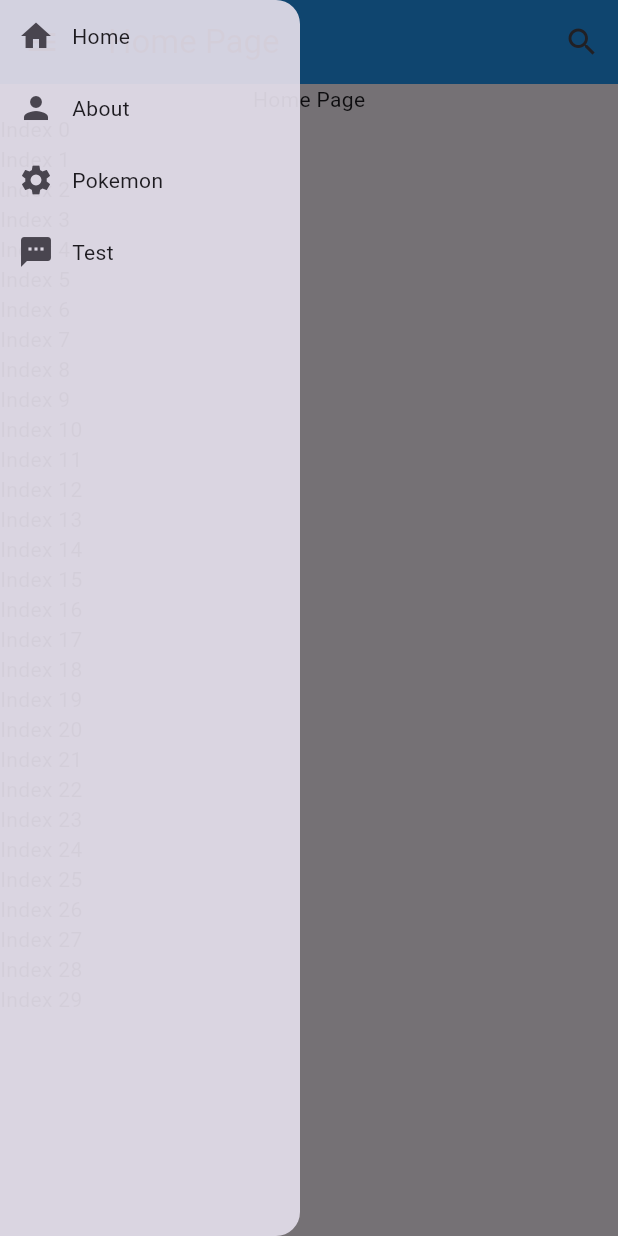
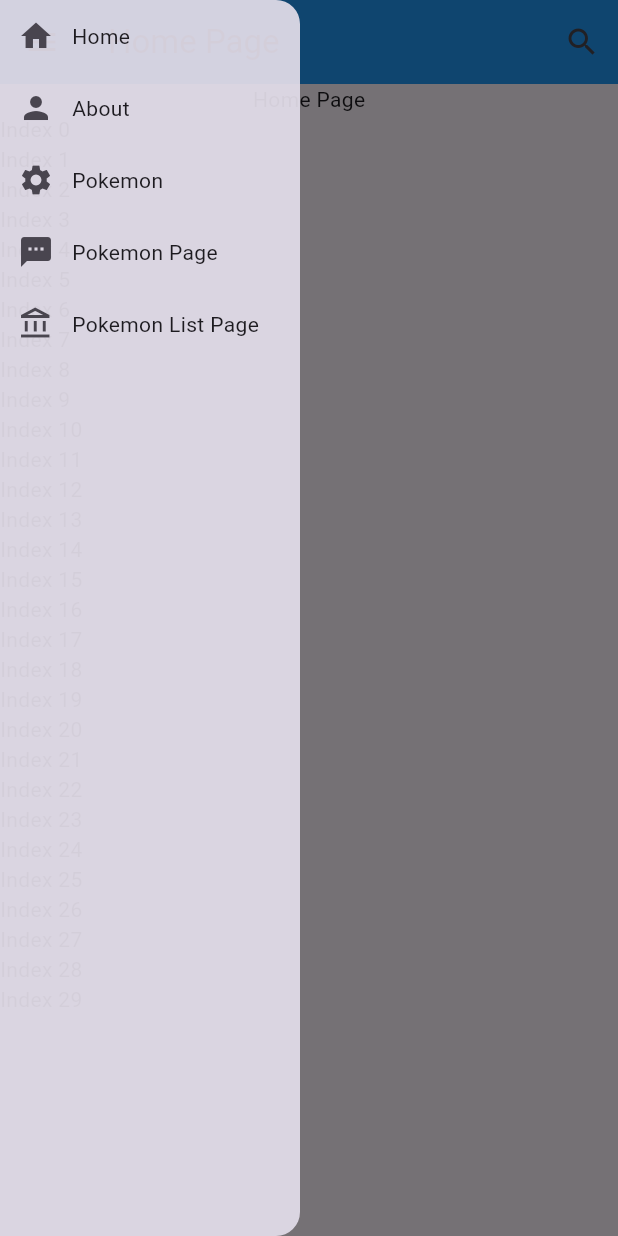
Before and after one commit to alfhagamma/flutter, a Flutter app: the screen it shows after launch, with the side drawer open, on a phone screen of 412 x 824 dp. Run offline on Flutter 3.47's test engine with Material 3 defaults, Android fonts, the phone set to English and light mode, and no system bars; network calls fail.

Commit message:
Learning about flutter exercises

```diff
--- /dev/null
+++ b/devtools_options.yaml
@@ -0,0 +1,3 @@
+description: This file stores settings for Dart & Flutter DevTools.
+documentation: https://docs.flutter.dev/tools/devtools/extensions#configure-extension-enablement-states
+extensions:
--- a/lib/main.dart
+++ b/lib/main.dart
@@ -1,14 +1,38 @@
 import 'package:flutter/material.dart';
-import 'package:project04/model/pokemon.dart';
-import 'package:project04/pages/test_page.dart';
+import 'package:provider/provider.dart';
+
 import 'pages/about_page.dart';
 import 'pages/home_page.dart';
+import 'pages/pokemon_list_page.dart';
+import 'pages/pokemon_page.dart';
+
+import 'services/pokemon_list_services.dart';
+
+import 'model/pokemon.dart';
 
 void main(){
-  runApp(const MyApp());
+  runApp(const AppState());
 }
 
+class AppState extends StatelessWidget {
+
+  const AppState({super.key});
+
+  @override
+  Widget build(BuildContext context) {
+    return MultiProvider(
+      providers: [
+        ChangeNotifierProvider(
+          create: ( _ ) => PokemonListService(),
+          lazy: false,
+        )
+      ],
+      child: const MyApp(),
+    );
+  }
+}
 class MyApp extends StatelessWidget {
+
   const MyApp({super.key});
 
   @override
@@ -20,7 +44,8 @@ class MyApp extends StatelessWidget {
         '/': (BuildContext context) => const  HomePage(),
         '/about': (BuildContext context) => const  AboutPage(),
         '/pokemon': (BuildContext context) => const  Pokemon(domain: 'pokeapi.co', route: '/api/v2/pokemon',),
-        '/test': (BuildContext context) => const TestPage(),
+        '/pokemonPage': (BuildContext context) => const PokemonPage(),
+        '/pokemonListPage': (BuildContext context) => const PokemonListPage(),
       },
       title: 'App Pokemon',
     );
--- a/lib/model/pokemon.dart
+++ b/lib/model/pokemon.dart
@@ -1,5 +1,4 @@
 import 'dart:convert';
-
 import 'package:flutter/material.dart';
 import '../widgets/drawer_app.dart';
 import 'package:http/http.dart' as http;
@@ -35,12 +34,12 @@ class _PokemonState extends State<Pokemon> {
       ),
       drawer: const DrawerApp(),
       body: Center(
-        child: Expanded(
+        //child: Expanded(
           child: ListView.builder(
             itemCount: pokemon.length,
             itemBuilder: (context, index) => Text(pokemon[index]['name'])
           ),
-        ),
+        //),
       ),
     );
   }
--- /dev/null
+++ b/lib/model/pokemon_list_model.dart
@@ -0,0 +1,41 @@
+import 'dart:convert';
+
+class PokemonListModel {
+    int count;
+    String next;
+    dynamic previous;
+    List<PokemonModel> results;
+
+    PokemonListModel({
+        required this.count,
+        required this.next,
+        required this.previous,
+        required this.results,
+    });
+
+    factory PokemonListModel.fromRawJson(String str) => PokemonListModel.fromJson(json.decode(str));
+
+    factory PokemonListModel.fromJson(Map<String, dynamic> json) => PokemonListModel(
+        count   : json["count"],
+        next    : json["next"],
+        previous: json["previous"],
+        results : List<PokemonModel>.from(json["results"].map((x) => PokemonModel.fromJson(x))),
+    );
+}
+
+class PokemonModel {
+    String name;
+    String url;
+
+    PokemonModel({
+        required this.name,
+        required this.url,
+    });
+
+    factory PokemonModel.fromRawJson(String str) => PokemonModel.fromJson(json.decode(str));
+
+    factory PokemonModel.fromJson(Map<String, dynamic> json) => PokemonModel(
+        name: json["name"],
+        url : json["url"],
+    );
+}
--- a/lib/pages/about_page.dart
+++ b/lib/pages/about_page.dart
@@ -10,7 +10,7 @@ class AboutPage extends StatelessWidget {
     return Scaffold(
       drawer: const DrawerApp(),
       appBar:  AppBar(
-        title: const Text("Home Page"),
+        title: const Text("About page"),
         backgroundColor: Colors.blue,
         actions: <Widget>[
           IconButton(
--- a/lib/pages/home_page.dart
+++ b/lib/pages/home_page.dart
@@ -28,7 +28,6 @@ class HomePage extends StatelessWidget {
               child: ListView.builder(
                 itemCount: 30,
                 itemBuilder: (context, index) => Text('Index $index')
-
               ),
             ),
           ],
--- /dev/null
+++ b/lib/services/pokemon_list_services.dart
@@ -0,0 +1,23 @@
+import 'package:flutter/material.dart';
+import 'dart:convert';
+import 'package:http/http.dart' as http;
+import 'package:project04/model/pokemon_list_model.dart';
+
+class PokemonListService extends ChangeNotifier{
+
+  final String _url = 'pokeapi.co';
+  final String _lastUrl = '/api/v2/pokemon';
+  List<PokemonListModel> pokemonList = [];
+
+  PokemonListService() {
+    getDate();
+  }
+
+  getDate() async {
+    var url = Uri.https(_url, _lastUrl, {} );
+    final response = await http.get(url);
+    final pokemonListModel = PokemonListModel.fromJson(json.decode(response.body));
+    final pokemonList = pokemonListModel.results;
+    notifyListeners();
+  }
+}
--- a/lib/widgets/drawer_app.dart
+++ b/lib/widgets/drawer_app.dart
@@ -58,10 +58,21 @@ class _DrawerAppState extends State<DrawerApp> {
                 IconButton(
                   icon: const Icon(Icons.textsms),
                   onPressed: () {
-                    Navigator.pushNamed(context, '/test');
+                    Navigator.pushNamed(context, '/pokemonPage');
                   },
                 ),
-                const Text('Test'),
+                const Text('Pokemon Page'),
+              ]
+            ),
+            Row(
+              children: [
+                IconButton(
+                  icon: const Icon(Icons.account_balance_outlined),
+                  onPressed: () {
+                    Navigator.pushNamed(context, '/pokemonListPage');
+                  },
+                ),
+                const Text('Pokemon List Page'),
               ]
             ),
           ],
--- a/pubspec.yaml
+++ b/pubspec.yaml
@@ -36,6 +36,7 @@ dependencies:
   # Use with the CupertinoIcons class for iOS style icons.
   cupertino_icons: ^1.0.6
   http: ^1.2.1
+  provider: ^6.1.2
 
 dev_dependencies:
   flutter_test:
```
Also changed, not shown: lib/model/api_app.dart (deleted, +0 -49 lines), lib/pages/pokemon_list_page.dart (added, +42 -0 lines), lib/pages/pokemon_page.dart (renamed from lib/pages/test_page.dart, +11 -11 lines), pubspec.lock.
